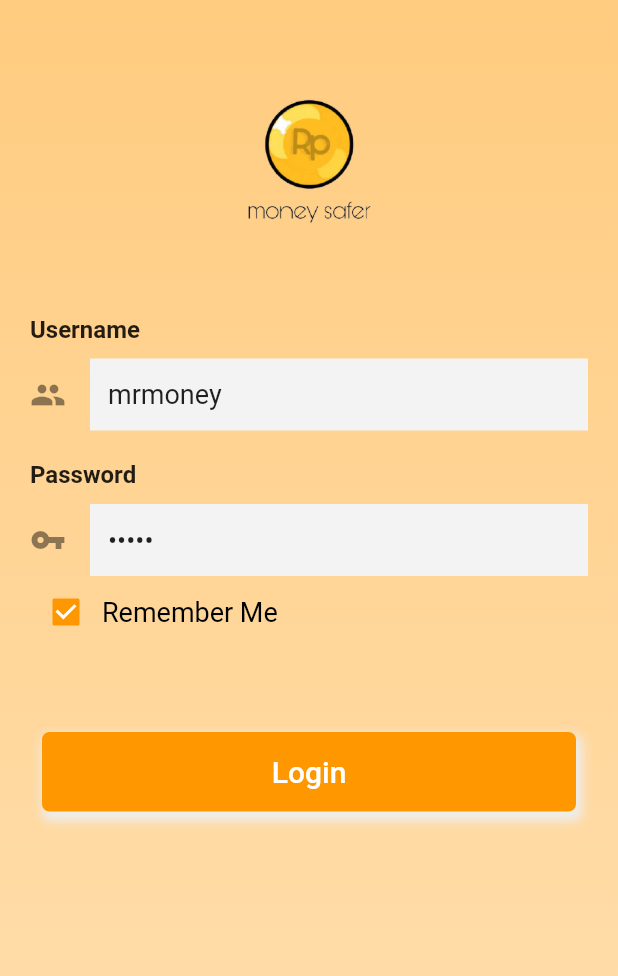
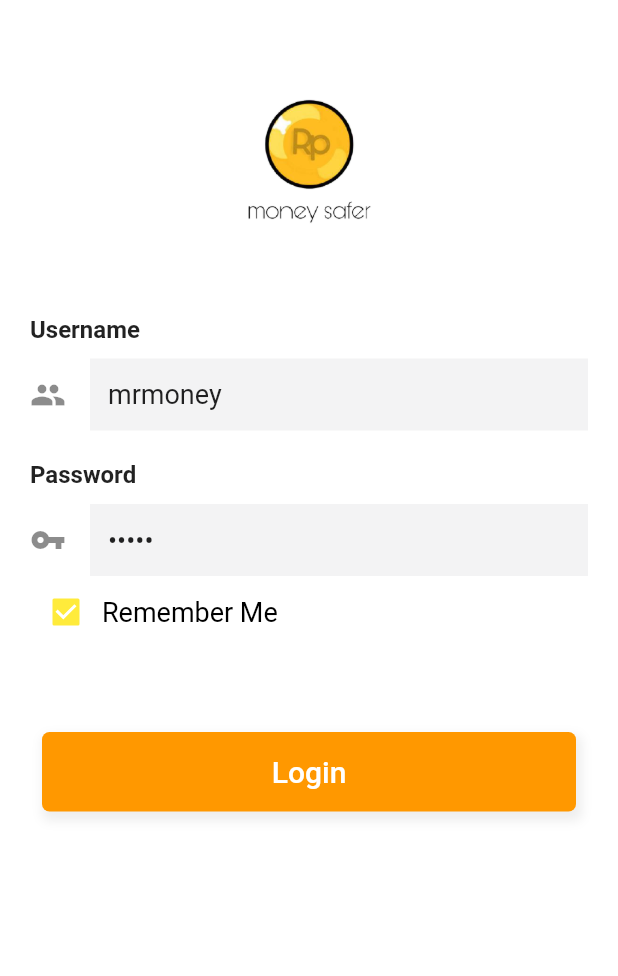
Before and after one commit to Egirahmadiputra/MSafer, a Flutter app: the screen it shows after launch, on a phone screen of 412 x 824 dp. Shown: the top 976 px of the screen. Run offline on Flutter 3.47's test engine with Material 2 defaults, Android fonts, the phone set to English and light mode, and no system bars.

Commit message:
Msafer V.1.1

```diff
--- a/lib/homepage.dart
+++ b/lib/homepage.dart
@@ -139,7 +139,7 @@ class HomePage extends StatelessWidget {
               accountName: Text('$username'),
               accountEmail: Text("$username@gmail.com"),
               decoration: BoxDecoration(
-                color: Colors.orange,
+                color: Colors.yellow,
               ),
             ),
             _buildListTile(Icons.notifications, "Notifications", null),
--- a/lib/login.dart
+++ b/lib/login.dart
@@ -64,7 +64,7 @@ class _LoginPageState extends State<LoginPage> {
                 gradient: LinearGradient(
                     begin: Alignment.topCenter,
                     end: Alignment.bottomCenter,
-                    colors: [Colors.orange[200], Colors.orange[100]])),
+                    colors: [Colors.white, Colors.white])),
             child: Column(
               crossAxisAlignment: CrossAxisAlignment.center,
               mainAxisAlignment: MainAxisAlignment.center,
--- a/lib/main.dart
+++ b/lib/main.dart
@@ -1,5 +1,6 @@
 import 'package:flutter/material.dart';
 import './launcher.dart';
+
 void main() {
   runApp(MyApp());
 }
@@ -12,11 +13,10 @@ class MyApp extends StatelessWidget {
       title: 'Login',
       debugShowCheckedModeBanner: false,
       theme: ThemeData(
-        primarySwatch: Colors.orange,
+        primarySwatch: Colors.yellow,
         visualDensity: VisualDensity.adaptivePlatformDensity,
       ),
       home: LauncherPage(),
-
     );
   }
 }
```
Also changed, not shown: lib/launcher.dart (+3 -5 lines).
